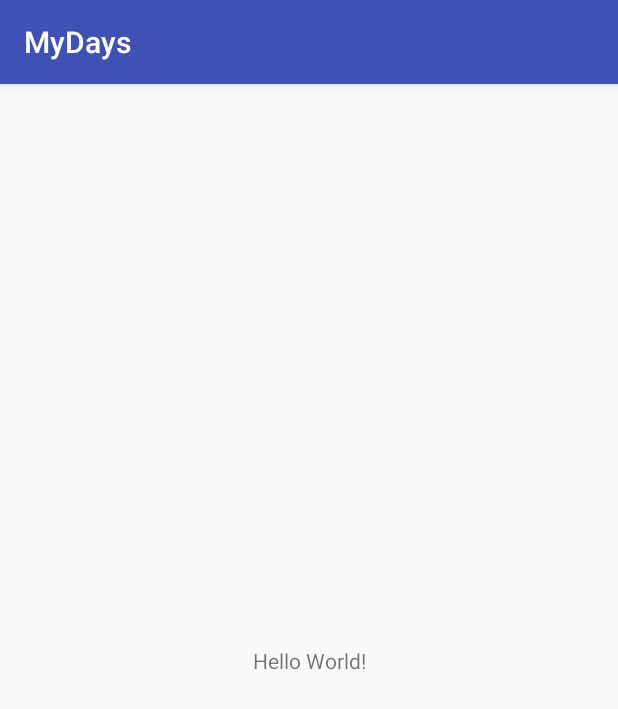
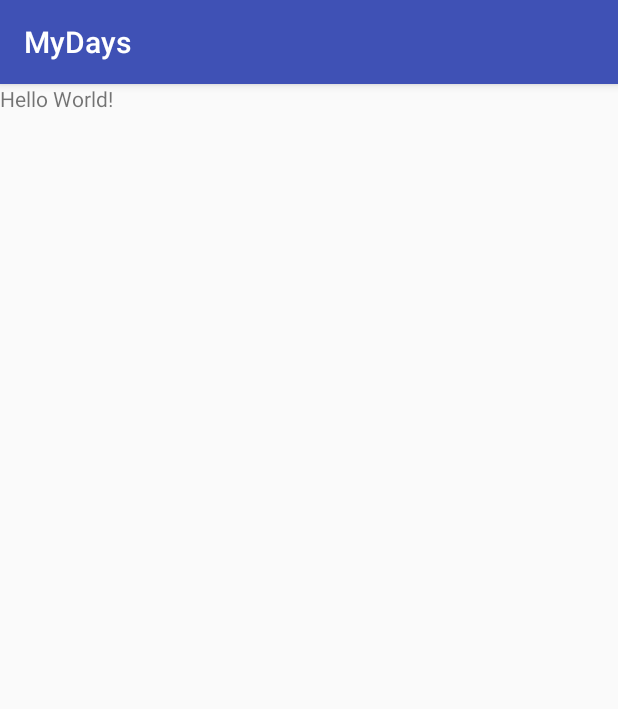
Before and after one commit to giantsol/Days, an Android app: the screen it shows after launch (MainActivity), on a phone screen of 412 x 824 dp. Shown: the top 709 px of the screen. Run offline under Robolectric (Android 15) with nearby library versions, the phone set to English and light mode, and no system bars.

Commit message:
불필요한 디펜던시 제거

```diff
--- a/app/build.gradle
+++ b/app/build.gradle
@@ -12,7 +12,6 @@ android {
         targetSdkVersion 28
         versionCode 1
         versionName "1.0"
-        testInstrumentationRunner "android.support.test.runner.AndroidJUnitRunner"
     }
     buildTypes {
         release {
@@ -26,8 +25,4 @@ dependencies {
     implementation fileTree(dir: 'libs', include: ['*.jar'])
     implementation"org.jetbrains.kotlin:kotlin-stdlib-jre7:$kotlin_version"
     implementation 'com.android.support:appcompat-v7:28.0.0'
-    implementation 'com.android.support.constraint:constraint-layout:1.1.3'
-    testImplementation 'junit:junit:4.12'
-    androidTestImplementation 'com.android.support.test:runner:1.0.2'
-    androidTestImplementation 'com.android.support.test.espresso:espresso-core:3.0.2'
 }
--- a/app/src/main/res/layout/activity_main.xml
+++ b/app/src/main/res/layout/activity_main.xml
@@ -1,19 +1,12 @@
 <?xml version="1.0" encoding="utf-8"?>
-<android.support.constraint.ConstraintLayout
+<FrameLayout
     xmlns:android="http://schemas.android.com/apk/res/android"
-    xmlns:app="http://schemas.android.com/apk/res-auto"
-    xmlns:tools="http://schemas.android.com/tools"
     android:layout_width="match_parent"
-    android:layout_height="match_parent"
-    tools:context=".MainActivity">
+    android:layout_height="match_parent">
 
     <TextView
         android:layout_width="wrap_content"
         android:layout_height="wrap_content"
-        android:text="Hello World!"
-        app:layout_constraintBottom_toBottomOf="parent"
-        app:layout_constraintLeft_toLeftOf="parent"
-        app:layout_constraintRight_toRightOf="parent"
-        app:layout_constraintTop_toTopOf="parent"/>
+        android:text="Hello World!" />
 
-</android.support.constraint.ConstraintLayout>
+</FrameLayout>
```
Also changed, not shown: 1 other file.
